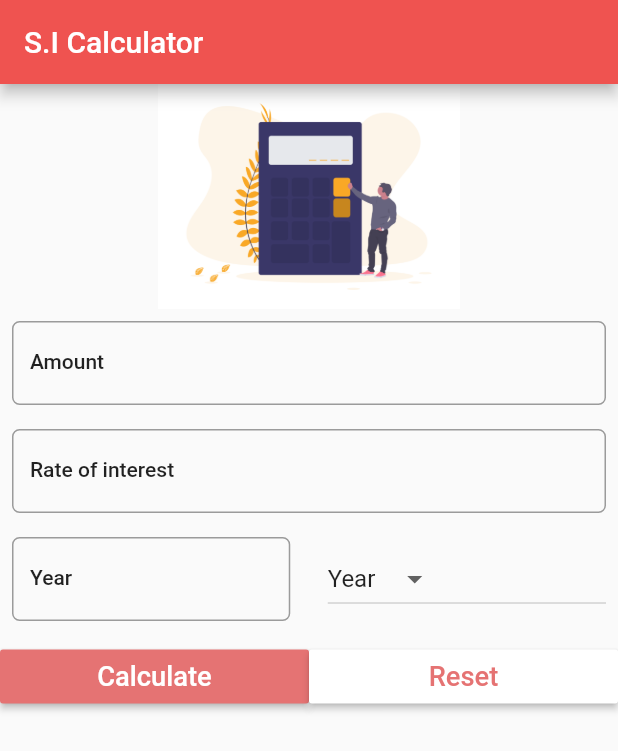
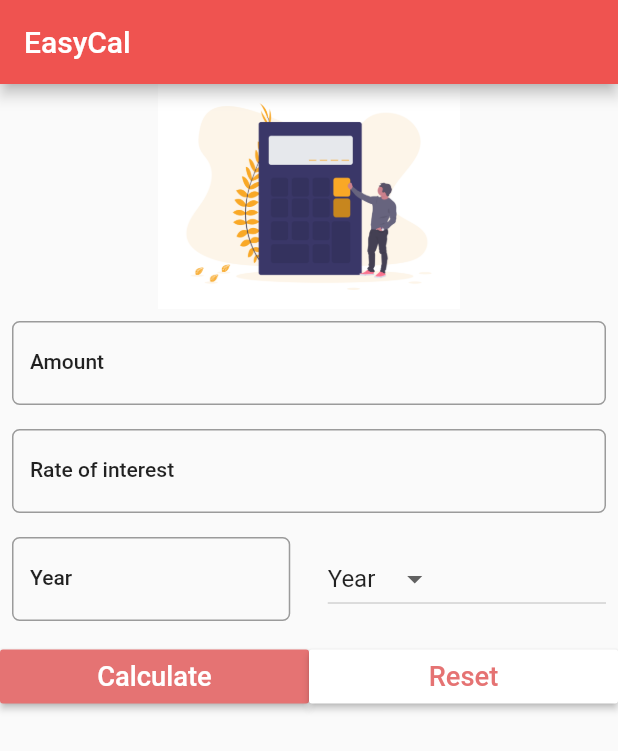
Before and after one commit to Haris2032/si_calulator, a Flutter app: the screen it shows after launch, on a phone screen of 412 x 824 dp. Shown: the top 751 px of the screen. Run offline on Flutter 3.47's test engine with Material 2 defaults, Android fonts, the phone set to English and light mode, and no system bars; missing offline and left inert: firebase_admob; accounts and stored records are empty.

Commit message:
updated app name

```diff
--- a/lib/main.dart
+++ b/lib/main.dart
@@ -4,7 +4,7 @@ import 'package:si_calulator/pages/simple_intrest.dart';
 void main() {
   runApp(
     MaterialApp(
-      title: "simple Interest Calculator",
+      title: "EasyCal",
       home: SimpleIntrest(),
       theme: ThemeData(
         primaryColor: Colors.red[400],
--- a/lib/pages/simple_intrest.dart
+++ b/lib/pages/simple_intrest.dart
@@ -60,7 +60,7 @@ class _SimpleIntrestState extends State<SimpleIntrest> {
   Widget build(BuildContext context) {
     return Scaffold(
       appBar: AppBar(
-        title: Text("S.I Calculator"),
+        title: Text("EasyCal"),
       ),
       body: Form(
         key: _formkey,
@@ -188,7 +188,7 @@ class _SimpleIntrestState extends State<SimpleIntrest> {
 
     double sI = amount + (amount * roi * (period / divisor)) / 100;
     String res =
-        'After $period ${_currentItemselected.toLowerCase()}, Your investment will be worth ${sI.roundToDouble()} ';
+        'After $period ${_currentItemselected.toLowerCase()}, your investment will be worth ${sI.roundToDouble()} ';
     return res;
   }
 
```
Also changed, not shown: 2 other files.
